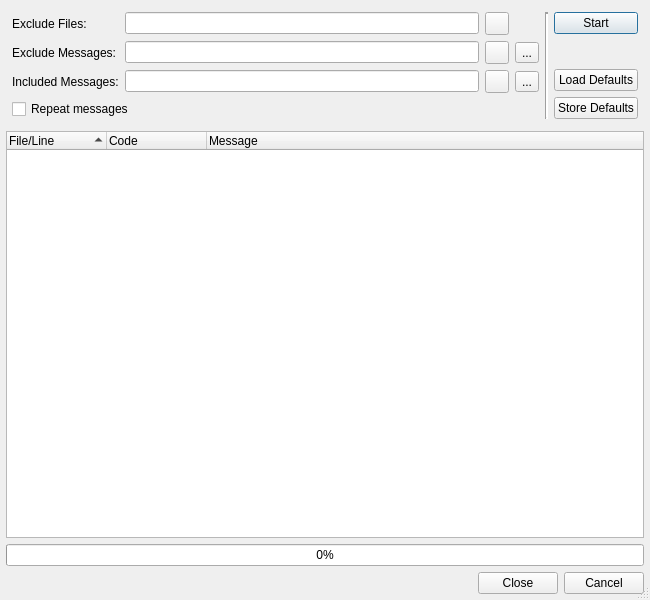
testmana2/test, file Plugins/CheckerPlugins/Pep8/Pep8Dialog.ui: the form before one commit.
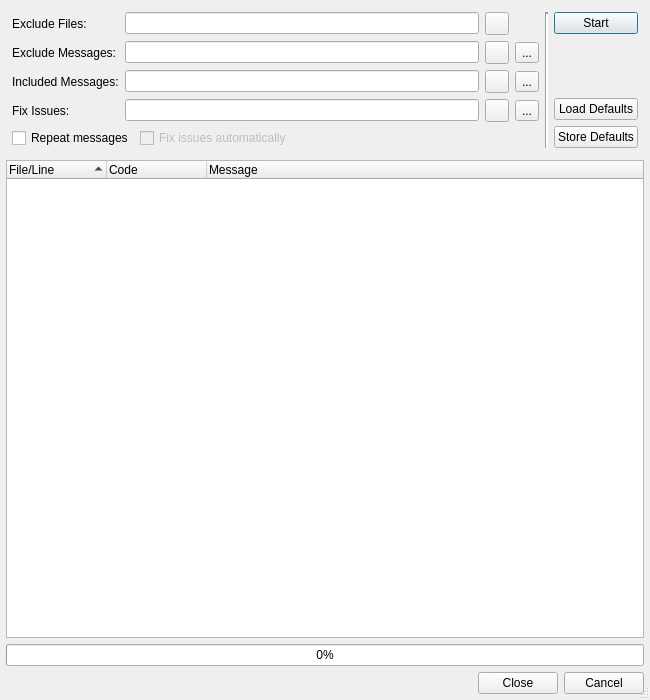
The form after the commit.

Commit message: Started to implement a fixer for PEP 8 issues.

What changed in the file:
```diff
--- a/Plugins/CheckerPlugins/Pep8/Pep8Dialog.ui
+++ b/Plugins/CheckerPlugins/Pep8/Pep8Dialog.ui
@@ -7,7 +7,7 @@
     <x>0</x>
     <y>0</y>
     <width>650</width>
-    <height>600</height>
+    <height>700</height>
    </rect>
   </property>
   <property name="windowTitle">
@@ -52,7 +52,7 @@
         </property>
        </widget>
       </item>
-      <item row="0" column="4" rowspan="4">
+      <item row="0" column="4" rowspan="5">
        <widget class="Line" name="line">
         <property name="lineWidth">
          <number>2</number>
@@ -62,7 +62,7 @@
         </property>
        </widget>
       </item>
-      <item row="0" column="5" rowspan="4">
+      <item row="0" column="5" rowspan="5">
        <layout class="QVBoxLayout" name="verticalLayout_2">
         <item>
          <widget class="QPushButton" name="startButton">
@@ -177,16 +177,80 @@
         </property>
        </widget>
       </item>
-      <item row="3" column="0" colspan="4">
-       <widget class="QCheckBox" name="repeatCheckBox">
+      <item row="3" column="0">
+       <widget class="QLabel" name="label_4">
+        <property name="text">
+         <string>Fix Issues:</string>
+        </property>
+       </widget>
+      </item>
+      <item row="3" column="1">
+       <widget class="QLineEdit" name="fixIssuesEdit">
         <property name="toolTip">
          <string>Select to repeat each message type</string>
         </property>
+       </widget>
+      </item>
+      <item row="3" column="2">
+       <widget class="QToolButton" name="clearButtonFixIssues">
+        <property name="toolTip">
+         <string>Press to clear the fix issues edit</string>
+        </property>
         <property name="text">
-         <string>Repeat messages</string>
+         <string/>
         </property>
        </widget>
       </item>
+      <item row="3" column="3">
+       <widget class="QToolButton" name="fixIssuesSelectButton">
+        <property name="toolTip">
+         <string>Press to select the message codes from a list</string>
+        </property>
+        <property name="text">
+         <string>...</string>
+        </property>
+       </widget>
+      </item>
+      <item row="4" column="0" colspan="4">
+       <layout class="QHBoxLayout" name="horizontalLayout">
+        <item>
+         <widget class="QCheckBox" name="repeatCheckBox">
+          <property name="toolTip">
+           <string>Select to repeat each message type</string>
+          </property>
+          <property name="text">
+           <string>Repeat messages</string>
+          </property>
+         </widget>
+        </item>
+        <item>
+         <widget class="QCheckBox" name="fixIssuesCheckBox">
+          <property name="enabled">
+           <bool>false</bool>
+          </property>
+          <property name="toolTip">
+           <string>Select to fix some issues</string>
+          </property>
+          <property name="text">
+           <string>Fix issues automatically</string>
+          </property>
+         </widget>
+        </item>
+        <item>
+         <spacer name="horizontalSpacer">
+          <property name="orientation">
+           <enum>Qt::Horizontal</enum>
+          </property>
+          <property name="sizeHint" stdset="0">
+           <size>
+            <width>40</width>
+            <height>20</height>
+           </size>
+          </property>
+         </spacer>
+        </item>
+       </layout>
+      </item>
      </layout>
     </widget>
    </item>
```
Left out of the diff: 52 changed lines with no effect on the pictures. The commit also changes 5 other files.
